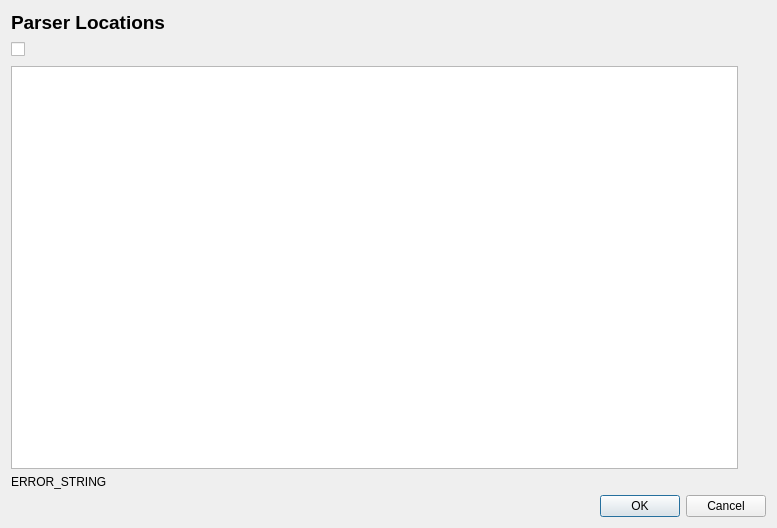
Above: metaforge/widgets/UI_Files/metaforge_preferences.ui from BlueQuartzSoftware/MetaForge before the change. Below: the same form after it.
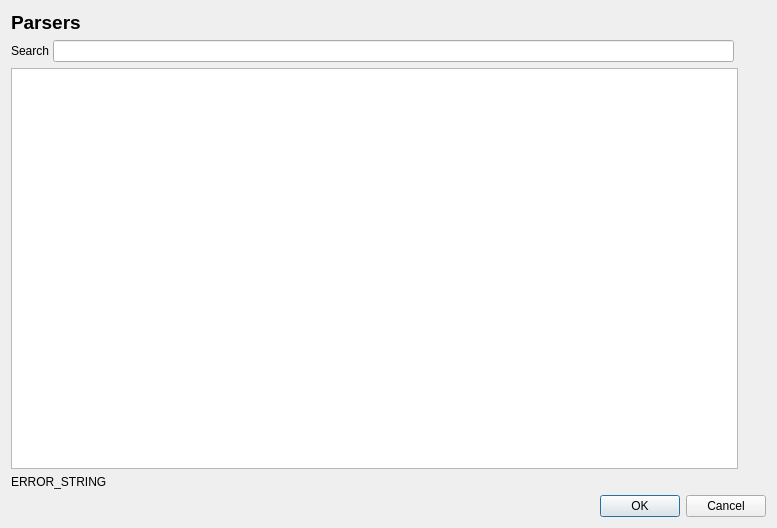
That is the form after the change. Icons and pictures are not drawn.

Commit message: ENH: Custom Parser List Redesign (#79)

```diff
--- a/metaforge/widgets/UI_Files/metaforge_preferences.ui
+++ b/metaforge/widgets/UI_Files/metaforge_preferences.ui
@@ -28,7 +28,42 @@
      <property name="verticalSpacing">
       <number>-1</number>
      </property>
-     <item row="6" column="2">
+     <item row="4" column="3">
+      <widget class="QPushButton" name="removeBtn">
+       <property name="minimumSize">
+        <size>
+         <width>24</width>
+         <height>24</height>
+        </size>
+       </property>
+       <property name="maximumSize">
+        <size>
+         <width>24</width>
+         <height>24</height>
+        </size>
+       </property>
+       <property name="toolTip">
+        <string>Use this button to remove non-existant arrays out of the &quot;Selected Data Arrays&quot; column</string>
+       </property>
+       <property name="text">
+        <string/>
+       </property>
+       <property name="icon">
+        <iconset resource="../../../resources.qrc">
+         <normaloff>:/resources/Images/close-pushed@2x.png</normaloff>:/resources/Images/close-pushed@2x.png</iconset>
+       </property>
+       <property name="iconSize">
+        <size>
+         <width>24</width>
+         <height>24</height>
+        </size>
+       </property>
+       <property name="flat">
+        <bool>true</bool>
+       </property>
+      </widget>
+     </item>
+     <item row="5" column="3">
       <spacer name="verticalSpacer">
        <property name="orientation">
         <enum>Qt::Vertical</enum>
@@ -41,42 +76,10 @@
        </property>
       </spacer>
      </item>
-     <item row="5" column="2">
-      <widget class="QPushButton" name="removeBtn">
-       <property name="minimumSize">
-        <size>
-         <width>24</width>
-         <height>24</height>
-        </size>
-       </property>
-       <property name="maximumSize">
-        <size>
-         <width>24</width>
-         <height>24</height>
-        </size>
-       </property>
-       <property name="toolTip">
-        <string>Use this button to remove non-existant arrays out of the &quot;Selected Data Arrays&quot; column</string>
-       </property>
-       <property name="text">
-        <string/>
-       </property>
-       <property name="icon">
-        <iconset resource="../../../resources.qrc">
-         <normaloff>:/resources/Images/close-pushed@2x.png</normaloff>:/resources/Images/close-pushed@2x.png</iconset>
-       </property>
-       <property name="iconSize">
-        <size>
-         <width>24</width>
-         <height>24</height>
-        </size>
-       </property>
-       <property name="flat">
-        <bool>true</bool>
-       </property>
-      </widget>
+     <item row="1" column="1">
+      <widget class="QLineEdit" name="searchLineEdit"/>
      </item>
-     <item row="3" column="2" rowspan="2">
+     <item row="2" column="3" rowspan="2">
       <widget class="QPushButton" name="addBtn">
        <property name="minimumSize">
         <size>
@@ -111,8 +114,15 @@
        </property>
       </widget>
      </item>
-     <item row="0" column="0" colspan="3">
-      <widget class="QLabel" name="parser_locations_label">
+     <item row="1" column="0">
+      <widget class="QLabel" name="label">
+       <property name="text">
+        <string>Search</string>
+       </property>
+      </widget>
+     </item>
+     <item row="0" column="0" colspan="4">
+      <widget class="QLabel" name="parser_directories_label">
        <property name="font">
         <font>
          <pointsize>14</pointsize>
@@ -121,42 +131,19 @@
         </font>
        </property>
        <property name="text">
-        <string>Parser Locations</string>
+        <string>Parsers</string>
        </property>
       </widget>
      </item>
-     <item row="3" column="0" rowspan="4" colspan="2">
-      <widget class="QListWidget" name="parser_locations_list"/>
-     </item>
-     <item row="2" column="0" colspan="2">
-      <layout class="QHBoxLayout" name="horizontalLayout">
-       <property name="topMargin">
-        <number>0</number>
+     <item row="2" column="0" rowspan="4" colspan="3">
+      <widget class="QTableView" name="parser_directories_table">
+       <property name="selectionBehavior">
+        <enum>QAbstractItemView::SelectRows</enum>
        </property>
-       <property name="rightMargin">
-        <number>0</number>
-       </property>
-       <item>
-        <widget class="QCheckBox" name="include_default_parser_location">
-         <property name="text">
-          <string/>
-         </property>
-        </widget>
-       </item>
-       <item>
-        <spacer name="horizontalSpacer">
-         <property name="orientation">
-          <enum>Qt::Horizontal</enum>
-         </property>
-         <property name="sizeHint" stdset="0">
-          <size>
-           <width>40</width>
-           <height>20</height>
-          </size>
-         </property>
-        </spacer>
-       </item>
-      </layout>
+       <attribute name="verticalHeaderVisible">
+        <bool>false</bool>
+       </attribute>
+      </widget>
      </item>
     </layout>
    </item>
```
The commit also changes 66 other files.
